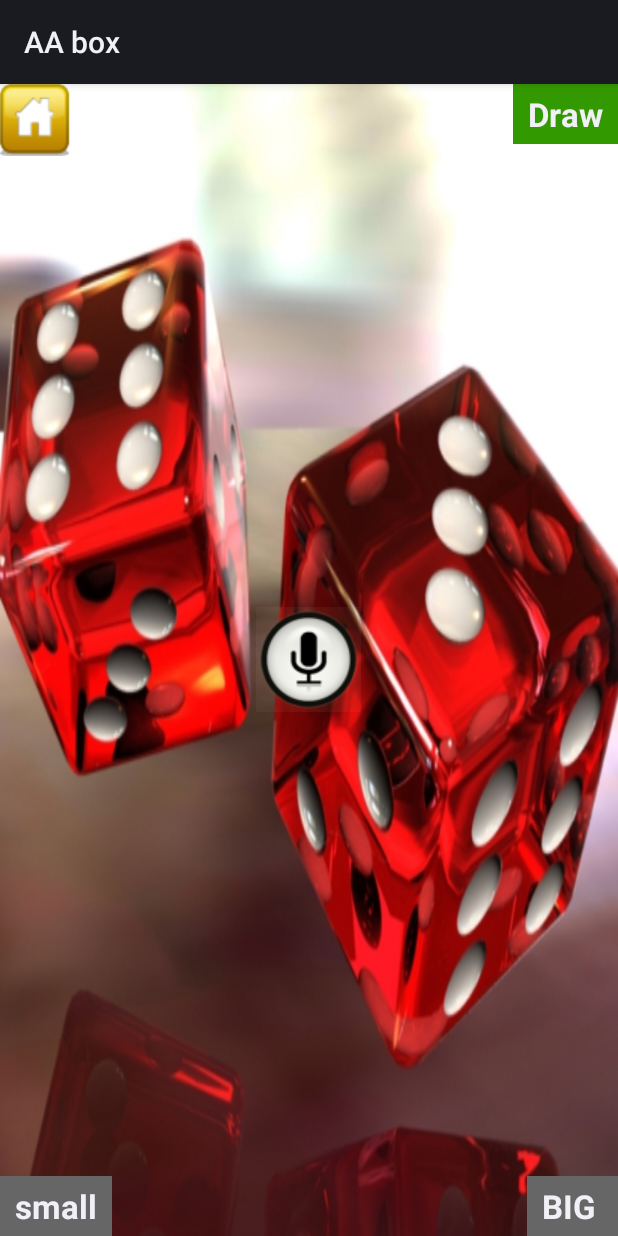
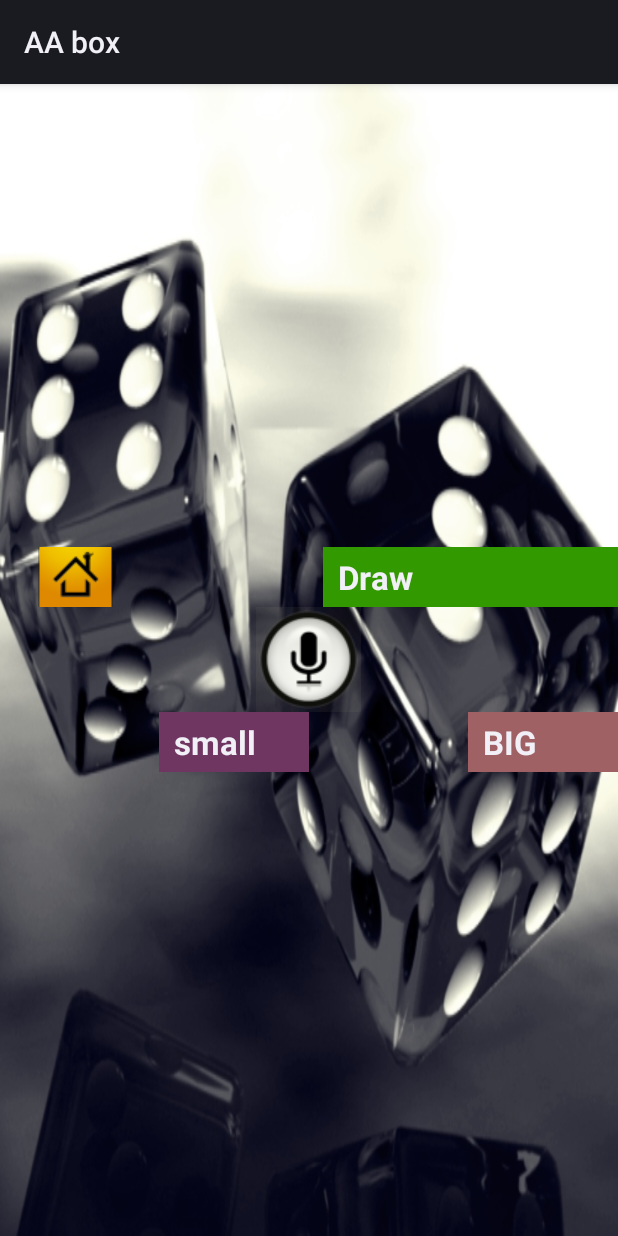
Before and after one commit to bunnywong/android-wear, an Android app: the layout record_activity.xml on its own in the app's theme, with its tools: preview values and no code run, on a phone screen of 412 x 824 dp. Run offline under Robolectric (Android 15) with nearby library versions, the phone set to English and light mode, and no system bars.

Commit message:
update UI for round face

```diff
--- a/wear/src/main/AndroidManifest.xml
+++ b/wear/src/main/AndroidManifest.xml
@@ -19,6 +19,7 @@
 
     <uses-feature android:name="android.hardware.type.watch" />
     <uses-permission android:name="android.permission.INTERNET" />
+
     <application
         android:allowBackup="true"
         android:icon="@drawable/ic_launcher"
@@ -33,5 +34,6 @@
         <activity android:name="android.support.wearable.activity.ConfirmationActivity" />
     </application>
 
+    <uses-permission android:name="android.permission.RECORD_AUDIO" />
 
 </manifest>
--- a/wear/src/main/res/layout/record_activity.xml
+++ b/wear/src/main/res/layout/record_activity.xml
@@ -5,7 +5,7 @@
     xmlns:android="http://schemas.android.com/apk/res/android"
     xmlns:tools="http://schemas.android.com/tools"
     android:id="@+id/recordRelativeLayout"
-    android:background="@drawable/background_dice2">
+    android:background="@drawable/bg_dashboard">
 
     <ImageButton
         android:id="@+id/btRecordHome"
@@ -14,11 +14,10 @@
         android:layout_width="wrap_content"
         android:layout_height="wrap_content"
         android:layout_gravity="center_horizontal|bottom"
-        android:layout_alignParentTop="true"
-        android:layout_alignParentStart="true"
         android:onClick="pageMain"
-        android:layout_marginLeft="-2dp"
-        android:layout_marginTop="-2dp" />
+        android:layout_marginLeft="25dp"
+        android:layout_alignTop="@+id/textRecordDraw"
+        android:layout_above="@+id/btSpeak" />
 
     <ImageButton
         android:id="@+id/btSpeak"
@@ -39,7 +38,7 @@
         android:textAppearance="?android:attr/textAppearanceLarge"
         android:text="small"
         android:id="@+id/textRecordSmall"
-        android:background="#666666"
+        android:background="#6F3662"
         android:capitalize="characters"
         android:paddingLeft="10dp"
         android:paddingTop="5dp"
@@ -47,8 +46,13 @@
         android:paddingRight="10dp"
         android:textStyle="bold"
         android:onClick="recordSmall"
-        android:layout_alignParentBottom="true"
-        android:layout_alignParentStart="true" />
+        android:layout_below="@+id/btSpeak"
+        android:layout_toStartOf="@+id/textRecordBig"
+        android:layout_alignParentEnd="false"
+        android:layout_alignParentStart="false"
+        android:minWidth="100dp"
+        android:layout_toLeftOf="@+id/btSpeak"
+        android:layout_marginRight="-35dp" />
 
     <TextView
         android:layout_width="wrap_content"
@@ -56,7 +60,7 @@
         android:textAppearance="?android:attr/textAppearanceLarge"
         android:text="BIG "
         android:id="@+id/textRecordBig"
-        android:background="#666666"
+        android:background="#9F6164"
         android:autoText="false"
         android:capitalize="characters"
         android:clickable="false"
@@ -66,10 +70,10 @@
         android:paddingBottom="5dp"
         android:textStyle="bold"
         android:onClick="recordBig"
-        android:layout_alignBaseline="@+id/textRecordSmall"
-        android:layout_alignBottom="@+id/textRecordSmall"
-        android:layout_alignParentEnd="true"
-        android:layout_alignTop="@+id/btRecordHome" />
+        android:layout_alignEnd="@+id/textRecordDraw"
+        android:minWidth="100dp"
+        android:layout_margin="0dp"
+        android:layout_below="@+id/btSpeak" />
 
     <TextView
         android:layout_width="wrap_content"
@@ -86,8 +90,10 @@
         android:textStyle="bold"
         android:onClick="recordDraw"
         android:clickable="false"
-        android:layout_alignParentTop="true"
-        android:layout_alignParentEnd="true" />
+        android:layout_above="@+id/btSpeak"
+        android:layout_toEndOf="@+id/btSpeak"
+        android:minWidth="200dp"
+        android:layout_marginLeft="-25dp" />
 
 
 </RelativeLayout>
--- a/wear/src/main/res/layout/setting_activity.xml
+++ b/wear/src/main/res/layout/setting_activity.xml
@@ -18,8 +18,8 @@
         android:layout_alignParentTop="true"
         android:layout_alignParentStart="true"
         android:onClick="pageMain"
-        android:layout_marginLeft="-2dp"
-        android:layout_marginTop="-2dp" />
+        android:layout_marginLeft="30dp"
+        android:layout_marginTop="20dp" />
 
     <TextView
         android:layout_width="wrap_content"
--- a/wear/src/main/res/values/strings.xml
+++ b/wear/src/main/res/values/strings.xml
@@ -18,7 +18,7 @@
     <string name="msg_deleteRecord">Delete recored</string>
     <string name="msg_confirmDelete">Are you sure to delete all record ?</string>
     <string name="msg_recordEmpty">Record empty</string>
-    <string name="msg_updating">updating ...</string>
+    <string name="msg_updating">updating</string>
     <string name="msg_recordSaved">Record saved</string>
     <string name="msg_updateError">Update Error</string>
     <string name="msg_audioError">Audio Error</string>
@@ -26,8 +26,4 @@
     <string name="msg_networkError">Network Error</string>
     <string name="msg_noMatch">No Match</string>
     <string name="msg_serverError">Server Error</string>
-
-
-
-
 </resources>
```
Also changed, not shown: wear/src/main/res/drawable-mdpi/background_dice2.jpg (deleted), wear/src/main/res/drawable-mdpi/bg_dashboard.jpg (added), wear/src/main/res/drawable-mdpi/home.png.
